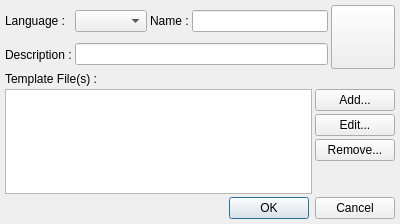
Before: the Qt Designer form v2/branches/dev/monkey/src/templatesmanager/ui/UIEditTemplate.ui in testmana2/mks, drawn with Qt 5.
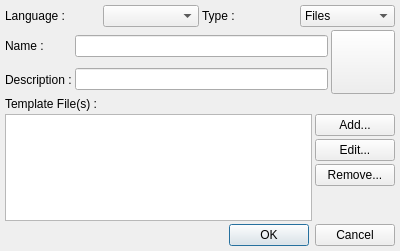
After: the same form once the commit is applied. Icons and pictures are not drawn.

Patch:
```diff
--- a/v2/branches/dev/monkey/src/templatesmanager/ui/UIEditTemplate.ui
+++ b/v2/branches/dev/monkey/src/templatesmanager/ui/UIEditTemplate.ui
@@ -6,37 +6,88 @@
     <x>0</x>
     <y>0</y>
     <width>400</width>
-    <height>224</height>
+    <height>251</height>
    </rect>
   </property>
   <layout class="QGridLayout" >
    <property name="margin" >
     <number>5</number>
    </property>
-   <property name="spacing" >
+   <property name="topMargin" >
+    <number>5</number>
+   </property>
+   <property name="rightMargin" >
+    <number>5</number>
+   </property>
+   <property name="bottomMargin" >
+    <number>5</number>
+   </property>
+   <property name="horizontalSpacing" >
     <number>3</number>
    </property>
-   <item row="0" column="0" >
-    <widget class="QLabel" name="lLanguage" >
-     <property name="text" >
-      <string>Language :</string>
-     </property>
-    </widget>
+   <property name="verticalSpacing" >
+    <number>3</number>
+   </property>
+   <item row="0" column="0" colspan="3" >
+    <layout class="QHBoxLayout" >
+     <item>
+      <widget class="QLabel" name="lLanguage" >
+       <property name="text" >
+        <string>Language :</string>
+       </property>
+      </widget>
+     </item>
+     <item>
+      <widget class="QComboBox" name="cbLanguages" />
+     </item>
+     <item>
+      <widget class="QLabel" name="lType" >
+       <property name="text" >
+        <string>Type :</string>
+       </property>
+      </widget>
+     </item>
+     <item>
+      <widget class="QComboBox" name="cbType" >
+       <item>
+        <property name="text" >
+         <string>Files</string>
+        </property>
+        <property name="icon" >
+         <iconset resource="../../resources/resources.qrc" >:/file/icons/file/new.png</iconset>
+        </property>
+       </item>
+       <item>
+        <property name="text" >
+         <string>Projects</string>
+        </property>
+        <property name="icon" >
+         <iconset resource="../../resources/resources.qrc" >:/project/icons/project/new.png</iconset>
+        </property>
+       </item>
+       <item>
+        <property name="text" >
+         <string>Extras</string>
+        </property>
+        <property name="icon" >
+         <iconset resource="../../resources/resources.qrc" >:/file/icons/file/recents.png</iconset>
+        </property>
+       </item>
+      </widget>
+     </item>
+    </layout>
    </item>
-   <item row="0" column="1" >
-    <widget class="QComboBox" name="cbLanguages" />
-   </item>
-   <item row="0" column="2" >
+   <item row="1" column="0" >
     <widget class="QLabel" name="lName" >
      <property name="text" >
       <string>Name :</string>
      </property>
     </widget>
    </item>
-   <item row="0" column="3" >
+   <item row="1" column="1" >
     <widget class="QLineEdit" name="leName" />
    </item>
-   <item rowspan="2" row="0" column="4" >
+   <item rowspan="2" row="1" column="2" >
     <widget class="QToolButton" name="tbIcon" >
      <property name="minimumSize" >
       <size>
@@ -52,29 +103,41 @@
      </property>
     </widget>
    </item>
-   <item row="1" column="0" >
+   <item row="2" column="0" >
     <widget class="QLabel" name="lDescription" >
      <property name="text" >
       <string>Description :</string>
      </property>
     </widget>
    </item>
-   <item row="1" column="1" colspan="3" >
+   <item row="2" column="1" >
     <widget class="QLineEdit" name="leDescription" />
    </item>
-   <item row="2" column="0" colspan="5" >
+   <item row="3" column="0" colspan="3" >
     <widget class="QLabel" name="lFiles" >
      <property name="text" >
       <string>Template File(s) :</string>
      </property>
     </widget>
    </item>
-   <item row="3" column="0" colspan="5" >
+   <item row="4" column="0" colspan="3" >
     <layout class="QGridLayout" >
-     <property name="margin" >
+     <property name="leftMargin" >
       <number>0</number>
      </property>
-     <property name="spacing" >
+     <property name="topMargin" >
+      <number>0</number>
+     </property>
+     <property name="rightMargin" >
+      <number>0</number>
+     </property>
+     <property name="bottomMargin" >
+      <number>0</number>
+     </property>
+     <property name="horizontalSpacing" >
+      <number>3</number>
+     </property>
+     <property name="verticalSpacing" >
       <number>3</number>
      </property>
      <item rowspan="4" row="0" column="0" >
@@ -120,7 +183,7 @@
      </item>
     </layout>
    </item>
-   <item row="4" column="0" colspan="5" >
+   <item row="5" column="0" colspan="3" >
     <widget class="QDialogButtonBox" name="dbbButtons" >
      <property name="orientation" >
       <enum>Qt::Horizontal</enum>
```
Left out of the diff: 6 changed lines with no effect on the pictures.
